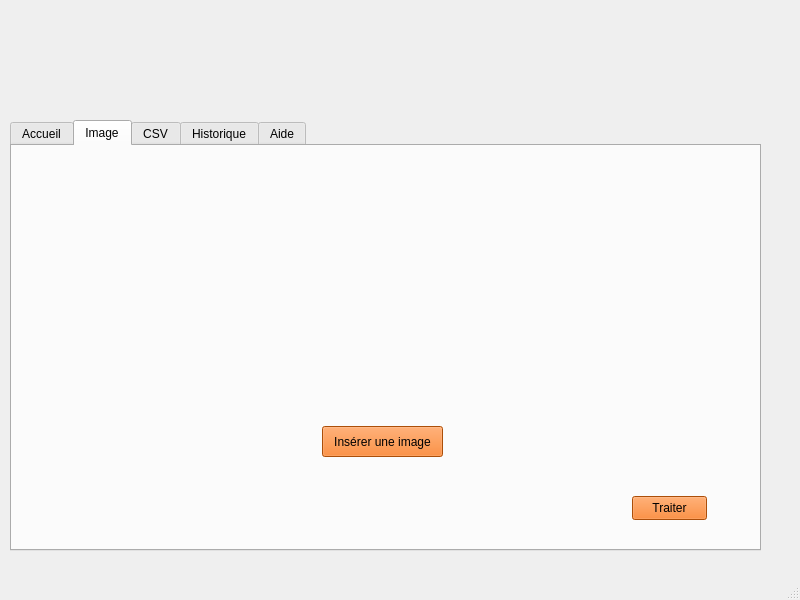
thibaud-heub/projet-s7, file ui/mainwindow.ui: the form before one commit.
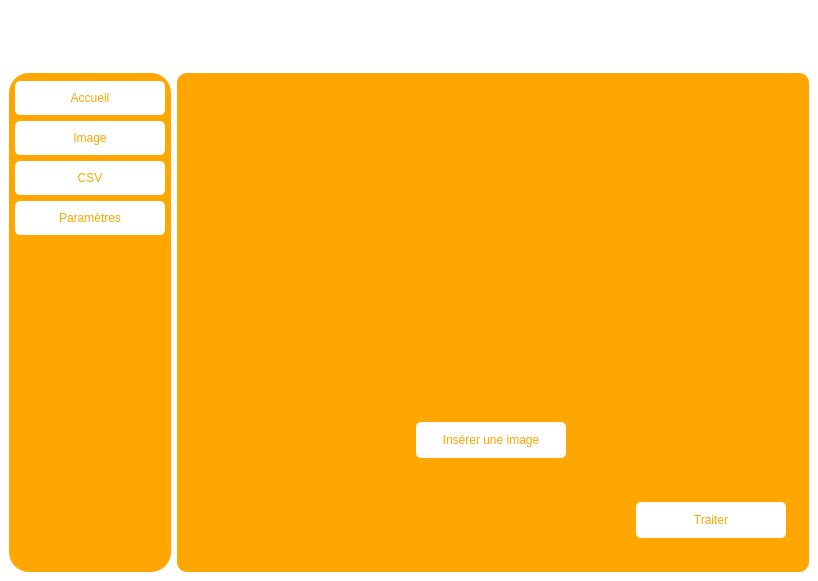
The form after the commit. The open tabs and pages were chosen to show the change. Icons and pictures are not drawn.

Patch:
```diff
--- a/ui/mainwindow.ui
+++ b/ui/mainwindow.ui
@@ -6,8 +6,8 @@
    <rect>
     <x>0</x>
     <y>0</y>
-    <width>800</width>
-    <height>600</height>
+    <width>818</width>
+    <height>581</height>
    </rect>
   </property>
   <property name="windowTitle">
@@ -17,238 +17,457 @@
    <string notr="true">alternate-background-color: rgb(255, 125, 11);</string>
   </property>
   <widget class="QWidget" name="centralwidget">
-   <widget class="QTabWidget" name="tabWidget">
-    <property name="geometry">
-     <rect>
-      <x>10</x>
-      <y>120</y>
-      <width>751</width>
-      <height>431</height>
-     </rect>
-    </property>
-    <property name="toolTipDuration">
-     <number>-1</number>
-    </property>
-    <property name="layoutDirection">
-     <enum>Qt::LeftToRight</enum>
-    </property>
-    <property name="tabPosition">
-     <enum>QTabWidget::North</enum>
-    </property>
-    <property name="tabShape">
-     <enum>QTabWidget::Rounded</enum>
-    </property>
-    <property name="currentIndex">
-     <number>0</number>
-    </property>
-    <property name="elideMode">
-     <enum>Qt::ElideNone</enum>
-    </property>
-    <widget class="QWidget" name="tab">
-     <attribute name="title">
-      <string>Accueil</string>
-     </attribute>
-     <widget class="QTextBrowser" name="textBrowser">
-      <property name="geometry">
-       <rect>
-        <x>20</x>
-        <y>20</y>
-        <width>341</width>
-        <height>151</height>
-       </rect>
-      </property>
-      <property name="html">
-       <string>&lt;!DOCTYPE HTML PUBLIC &quot;-//W3C//DTD HTML 4.0//EN&quot; &quot;http://www.w3.org/TR/REC-html40/strict.dtd&quot;&gt;
-&lt;html&gt;&lt;head&gt;&lt;meta name=&quot;qrichtext&quot; content=&quot;1&quot; /&gt;&lt;meta charset=&quot;utf-8&quot; /&gt;&lt;style type=&quot;text/css&quot;&gt;
-p, li { white-space: pre-wrap; }
-hr { height: 1px; border-width: 0; }
-li.unchecked::marker { content: &quot;\2610&quot;; }
-li.checked::marker { content: &quot;\2612&quot;; }
-&lt;/style&gt;&lt;/head&gt;&lt;body style=&quot; font-family:'Segoe UI'; font-size:9pt; font-weight:400; font-style:normal;&quot;&gt;
-&lt;p style=&quot; margin-top:0px; margin-bottom:0px; margin-left:0px; margin-right:0px; -qt-block-indent:0; text-indent:0px;&quot;&gt;Comment on utilise l'application ?&lt;/p&gt;
-&lt;p style=&quot; margin-top:0px; margin-bottom:0px; margin-left:0px; margin-right:0px; -qt-block-indent:0; text-indent:0px;&quot;&gt;blabla&lt;/p&gt;
-&lt;p style=&quot; margin-top:0px; margin-bottom:0px; margin-left:0px; margin-right:0px; -qt-block-indent:0; text-indent:0px;&quot;&gt;blabla&lt;/p&gt;
-&lt;p style=&quot; margin-top:0px; margin-bottom:0px; margin-left:0px; margin-right:0px; -qt-block-indent:0; text-indent:0px;&quot;&gt;blabla&lt;/p&gt;
-&lt;p style=&quot; margin-top:0px; margin-bottom:0px; margin-left:0px; margin-right:0px; -qt-block-indent:0; text-indent:0px;&quot;&gt;blabla&lt;/p&gt;
-&lt;p style=&quot; margin-top:0px; margin-bottom:0px; margin-left:0px; margin-right:0px; -qt-block-indent:0; text-indent:0px;&quot;&gt;blabla&lt;/p&gt;
-&lt;p style=&quot; margin-top:0px; margin-bottom:0px; margin-left:0px; margin-right:0px; -qt-block-indent:0; text-indent:0px;&quot;&gt;blabla&lt;/p&gt;
-&lt;p style=&quot; margin-top:0px; margin-bottom:0px; margin-left:0px; margin-right:0px; -qt-block-indent:0; text-indent:0px;&quot;&gt;blabla&lt;/p&gt;
-&lt;p style=&quot;-qt-paragraph-type:empty; margin-top:0px; margin-bottom:0px; margin-left:0px; margin-right:0px; -qt-block-indent:0; text-indent:0px;&quot;&gt;&lt;br /&gt;&lt;/p&gt;&lt;/body&gt;&lt;/html&gt;</string>
-      </property>
-     </widget>
-    </widget>
-    <widget class="QWidget" name="tab_2">
-     <attribute name="title">
-      <string>Image</string>
-     </attribute>
-     <widget class="QPushButton" name="pushButton">
-      <property name="geometry">
-       <rect>
-        <x>310</x>
-        <y>280</y>
-        <width>121</width>
-        <height>31</height>
-       </rect>
-      </property>
-      <property name="styleSheet">
-       <string notr="true">background-color: rgb(240, 109, 12);</string>
-      </property>
-      <property name="text">
-       <string>Insérer une image</string>
-      </property>
-     </widget>
-     <widget class="QPushButton" name="pushButton_2">
-      <property name="geometry">
-       <rect>
-        <x>620</x>
-        <y>350</y>
-        <width>75</width>
-        <height>24</height>
-       </rect>
-      </property>
-      <property name="styleSheet">
-       <string notr="true">background-color: #f06d0c;</string>
-      </property>
-      <property name="text">
-       <string>Traiter</string>
-      </property>
-     </widget>
-     <widget class="QLabel" name="label">
-      <property name="geometry">
-       <rect>
-        <x>250</x>
-        <y>20</y>
-        <width>231</width>
-        <height>241</height>
-       </rect>
-      </property>
-      <property name="text">
-       <string/>
-      </property>
-      <property name="pixmap">
-       <pixmap resource="../res/resources.qrc">:/Image/no-image.jpg</pixmap>
-      </property>
-      <property name="scaledContents">
-       <bool>true</bool>
-      </property>
-     </widget>
-    </widget>
-    <widget class="QWidget" name="tab_3">
-     <attribute name="title">
-      <string>CSV</string>
-     </attribute>
-     <widget class="QPushButton" name="pushButton_3">
-      <property name="geometry">
-       <rect>
-        <x>320</x>
-        <y>290</y>
-        <width>91</width>
-        <height>21</height>
-       </rect>
-      </property>
-      <property name="text">
-       <string>Insérer un CSV</string>
-      </property>
-     </widget>
-     <widget class="QPushButton" name="pushButton_4">
-      <property name="geometry">
-       <rect>
-        <x>650</x>
-        <y>370</y>
-        <width>75</width>
-        <height>24</height>
-       </rect>
-      </property>
-      <property name="text">
-       <string>Traiter</string>
-      </property>
-     </widget>
-     <widget class="QLabel" name="label_2">
-      <property name="geometry">
-       <rect>
-        <x>240</x>
-        <y>20</y>
-        <width>251</width>
-        <height>251</height>
-       </rect>
-      </property>
-      <property name="text">
-       <string/>
-      </property>
-      <property name="pixmap">
-       <pixmap resource="../res/resources.qrc">:/Image/no-image.jpg</pixmap>
-      </property>
-      <property name="scaledContents">
-       <bool>true</bool>
-      </property>
-     </widget>
-    </widget>
-    <widget class="QWidget" name="tab_4">
-     <attribute name="title">
-      <string>Historique</string>
-     </attribute>
-     <widget class="QListView" name="listView">
-      <property name="geometry">
-       <rect>
-        <x>20</x>
-        <y>10</y>
-        <width>591</width>
-        <height>301</height>
-       </rect>
-      </property>
-     </widget>
-    </widget>
-    <widget class="QWidget" name="tab_5">
-     <attribute name="title">
-      <string>Aide</string>
-     </attribute>
-    </widget>
-   </widget>
-   <widget class="QLabel" name="label_3">
-    <property name="enabled">
-     <bool>true</bool>
-    </property>
-    <property name="geometry">
-     <rect>
-      <x>10</x>
-      <y>10</y>
-      <width>241</width>
-      <height>81</height>
-     </rect>
-    </property>
-    <property name="acceptDrops">
-     <bool>false</bool>
-    </property>
-    <property name="autoFillBackground">
-     <bool>false</bool>
-    </property>
-    <property name="frameShape">
-     <enum>QFrame::NoFrame</enum>
-    </property>
-    <property name="text">
-     <string/>
-    </property>
-    <property name="pixmap">
-     <pixmap resource="../res/resources.qrc">:/Image/etex_logo.png</pixmap>
-    </property>
-    <property name="scaledContents">
-     <bool>true</bool>
-    </property>
-   </widget>
-   <zorder>label_3</zorder>
-   <zorder>tabWidget</zorder>
-  </widget>
-  <widget class="QMenuBar" name="menubar">
-   <property name="geometry">
-    <rect>
-     <x>0</x>
-     <y>0</y>
-     <width>800</width>
-     <height>22</height>
-    </rect>
+   <property name="styleSheet">
+    <string notr="true">*{
+	border: none;
+	background-color: transparent;
+	color: #fff;
+}
+#centralwidget{
+	background-color: rgb(255, 255, 255);
+}
+#side_menu{
+	background-color: rgb(255, 166, 0);
+	border-radius: 20px;
+}
+QPushButton{
+	padding: 10px;
+	background-color: rgb(255, 255, 255);
+	border-radius: 5px;
+	color: rgb(255, 166, 0);
+}
+#main_body{
+	background-color: rgb(255, 166, 0);
+	border-radius: 10px;
+	
+}</string>
    </property>
+   <layout class="QVBoxLayout" name="verticalLayout_3">
+    <item alignment="Qt::AlignTop">
+     <widget class="QFrame" name="header">
+      <property name="minimumSize">
+       <size>
+        <width>0</width>
+        <height>50</height>
+       </size>
+      </property>
+      <property name="maximumSize">
+       <size>
+        <width>16777215</width>
+        <height>58</height>
+       </size>
+      </property>
+      <property name="frameShape">
+       <enum>QFrame::StyledPanel</enum>
+      </property>
+      <property name="frameShadow">
+       <enum>QFrame::Raised</enum>
+      </property>
+      <layout class="QHBoxLayout" name="horizontalLayout_3">
+       <property name="spacing">
+        <number>0</number>
+       </property>
+       <property name="leftMargin">
+        <number>0</number>
+       </property>
+       <property name="topMargin">
+        <number>0</number>
+       </property>
+       <property name="rightMargin">
+        <number>0</number>
+       </property>
+       <property name="bottomMargin">
+        <number>0</number>
+       </property>
+       <item alignment="Qt::AlignLeft">
+        <widget class="QFrame" name="frame">
+         <property name="frameShape">
+          <enum>QFrame::StyledPanel</enum>
+         </property>
+         <property name="frameShadow">
+          <enum>QFrame::Raised</enum>
+         </property>
+         <layout class="QHBoxLayout" name="horizontalLayout_5">
+          <property name="spacing">
+           <number>0</number>
+          </property>
+          <property name="leftMargin">
+           <number>0</number>
+          </property>
+          <property name="topMargin">
+           <number>0</number>
+          </property>
+          <property name="rightMargin">
+           <number>0</number>
+          </property>
+          <property name="bottomMargin">
+           <number>0</number>
+          </property>
+          <item>
+           <widget class="QLabel" name="label_3">
+            <property name="maximumSize">
+             <size>
+              <width>305</width>
+              <height>16777199</height>
+             </size>
+            </property>
+            <property name="text">
+             <string/>
+            </property>
+            <property name="pixmap">
+             <pixmap resource="../res/resources.qrc">:/Image/Etex_Germany_Exteriors_Logo.jpg</pixmap>
+            </property>
+            <property name="scaledContents">
+             <bool>true</bool>
+            </property>
+           </widget>
+          </item>
+         </layout>
+        </widget>
+       </item>
+       <item>
+        <widget class="QFrame" name="frame_3">
+         <property name="frameShape">
+          <enum>QFrame::StyledPanel</enum>
+         </property>
+         <property name="frameShadow">
+          <enum>QFrame::Raised</enum>
+         </property>
+         <layout class="QHBoxLayout" name="horizontalLayout_4">
+          <item>
+           <widget class="QLabel" name="label">
+            <property name="font">
+             <font>
+              <pointsize>15</pointsize>
+              <bold>true</bold>
+             </font>
+            </property>
+            <property name="text">
+             <string/>
+            </property>
+            <property name="alignment">
+             <set>Qt::AlignCenter</set>
+            </property>
+           </widget>
+          </item>
+         </layout>
+        </widget>
+       </item>
+      </layout>
+     </widget>
+    </item>
+    <item>
+     <widget class="QFrame" name="frame_2">
+      <property name="sizePolicy">
+       <sizepolicy hsizetype="Preferred" vsizetype="Expanding">
+        <horstretch>0</horstretch>
+        <verstretch>0</verstretch>
+       </sizepolicy>
+      </property>
+      <property name="frameShape">
+       <enum>QFrame::StyledPanel</enum>
+      </property>
+      <property name="frameShadow">
+       <enum>QFrame::Raised</enum>
+      </property>
+      <layout class="QHBoxLayout" name="horizontalLayout_2">
+       <property name="spacing">
+        <number>6</number>
+       </property>
+       <property name="leftMargin">
+        <number>0</number>
+       </property>
+       <property name="topMargin">
+        <number>8</number>
+       </property>
+       <property name="rightMargin">
+        <number>0</number>
+       </property>
+       <property name="bottomMargin">
+        <number>0</number>
+       </property>
+       <item>
+        <widget class="QFrame" name="side_menu">
+         <property name="frameShape">
+          <enum>QFrame::StyledPanel</enum>
+         </property>
+         <property name="frameShadow">
+          <enum>QFrame::Raised</enum>
+         </property>
+         <layout class="QVBoxLayout" name="verticalLayout_4" stretch="0">
+          <property name="spacing">
+           <number>6</number>
+          </property>
+          <property name="leftMargin">
+           <number>6</number>
+          </property>
+          <property name="topMargin">
+           <number>6</number>
+          </property>
+          <property name="rightMargin">
+           <number>6</number>
+          </property>
+          <property name="bottomMargin">
+           <number>6</number>
+          </property>
+          <item alignment="Qt::AlignTop">
+           <widget class="QFrame" name="frame_4">
+            <property name="minimumSize">
+             <size>
+              <width>150</width>
+              <height>0</height>
+             </size>
+            </property>
+            <property name="maximumSize">
+             <size>
+              <width>150</width>
+              <height>16777215</height>
+             </size>
+            </property>
+            <property name="frameShape">
+             <enum>QFrame::StyledPanel</enum>
+            </property>
+            <property name="frameShadow">
+             <enum>QFrame::Raised</enum>
+            </property>
+            <layout class="QVBoxLayout" name="verticalLayout_5">
+             <property name="spacing">
+              <number>6</number>
+             </property>
+             <property name="leftMargin">
+              <number>0</number>
+             </property>
+             <property name="topMargin">
+              <number>2</number>
+             </property>
+             <property name="rightMargin">
+              <number>0</number>
+             </property>
+             <property name="bottomMargin">
+              <number>0</number>
+             </property>
+             <item>
+              <widget class="QPushButton" name="pushButton_2">
+               <property name="text">
+                <string>Accueil</string>
+               </property>
+              </widget>
+             </item>
+             <item>
+              <widget class="QPushButton" name="pushButton_3">
+               <property name="text">
+                <string>Image</string>
+               </property>
+              </widget>
+             </item>
+             <item>
+              <widget class="QPushButton" name="pushButton_4">
+               <property name="text">
+                <string>CSV</string>
+               </property>
+              </widget>
+             </item>
+             <item>
+              <widget class="QPushButton" name="pushButton_5">
+               <property name="text">
+                <string>Paramètres</string>
+               </property>
+              </widget>
+             </item>
+            </layout>
+           </widget>
+          </item>
+         </layout>
+        </widget>
+       </item>
+       <item>
+        <widget class="QFrame" name="main_body">
+         <property name="sizePolicy">
+          <sizepolicy hsizetype="Expanding" vsizetype="Preferred">
+           <horstretch>0</horstretch>
+           <verstretch>0</verstretch>
+          </sizepolicy>
+         </property>
+         <property name="frameShape">
+          <enum>QFrame::StyledPanel</enum>
+         </property>
+         <property name="frameShadow">
+          <enum>QFrame::Raised</enum>
+         </property>
+         <layout class="QHBoxLayout" name="horizontalLayout_6">
+          <item>
+           <widget class="QStackedWidget" name="stackedWidget">
+            <property name="currentIndex">
+             <number>0</number>
+            </property>
+            <widget class="QWidget" name="page_0">
+             <widget class="QLabel" name="label_2">
+              <property name="geometry">
+               <rect>
+                <x>0</x>
+                <y>0</y>
+                <width>601</width>
+                <height>461</height>
+               </rect>
+              </property>
+              <property name="text">
+               <string/>
+              </property>
+              <property name="pixmap">
+               <pixmap resource="../res/resources.qrc">:/Image/fondAccueil.png</pixmap>
+              </property>
+              <property name="scaledContents">
+               <bool>true</bool>
+              </property>
+             </widget>
+            </widget>
+            <widget class="QWidget" name="page_1">
+             <widget class="QLabel" name="label_4">
+              <property name="geometry">
+               <rect>
+                <x>160</x>
+                <y>20</y>
+                <width>271</width>
+                <height>301</height>
+               </rect>
+              </property>
+              <property name="text">
+               <string/>
+              </property>
+              <property name="pixmap">
+               <pixmap resource="../res/resources.qrc">:/Image/no-image.jpg</pixmap>
+              </property>
+              <property name="scaledContents">
+               <bool>true</bool>
+              </property>
+             </widget>
+             <widget class="QPushButton" name="pushButton_6">
+              <property name="geometry">
+               <rect>
+                <x>230</x>
+                <y>340</y>
+                <width>150</width>
+                <height>36</height>
+               </rect>
+              </property>
+              <property name="text">
+               <string>Insérer une image</string>
+              </property>
+             </widget>
+             <widget class="QPushButton" name="pushButton_7">
+              <property name="geometry">
+               <rect>
+                <x>450</x>
+                <y>420</y>
+                <width>150</width>
+                <height>36</height>
+               </rect>
+              </property>
+              <property name="text">
+               <string>Traiter</string>
+              </property>
+             </widget>
+            </widget>
+            <widget class="QWidget" name="page_3">
+             <widget class="QPushButton" name="pushButton_8">
+              <property name="geometry">
+               <rect>
+                <x>460</x>
+                <y>420</y>
+                <width>150</width>
+                <height>36</height>
+               </rect>
+              </property>
+              <property name="text">
+               <string>Traiter</string>
+              </property>
+             </widget>
+             <widget class="QLabel" name="label_5">
+              <property name="geometry">
+               <rect>
+                <x>170</x>
+                <y>20</y>
+                <width>271</width>
+                <height>301</height>
+               </rect>
+              </property>
+              <property name="text">
+               <string/>
+              </property>
+              <property name="pixmap">
+               <pixmap resource="../res/resources.qrc">:/Image/no-image.jpg</pixmap>
+              </property>
+              <property name="scaledContents">
+               <bool>true</bool>
+              </property>
+             </widget>
+             <widget class="QPushButton" name="pushButton_9">
+              <property name="geometry">
+               <rect>
+                <x>240</x>
+                <y>340</y>
+                <width>150</width>
+                <height>36</height>
+               </rect>
+              </property>
+              <property name="text">
+               <string>Insérer un CSV</string>
+              </property>
+             </widget>
+            </widget>
+            <widget class="QWidget" name="page_4">
+             <widget class="QLabel" name="label_6">
+              <property name="geometry">
+               <rect>
+                <x>70</x>
+                <y>30</y>
+                <width>461</width>
+                <height>421</height>
+               </rect>
+              </property>
+              <property name="text">
+               <string/>
+              </property>
+              <property name="pixmap">
+               <pixmap resource="../res/resources.qrc">:/Image/Panneaudecommande.png</pixmap>
+              </property>
+              <property name="scaledContents">
+               <bool>true</bool>
+              </property>
+             </widget>
+             <widget class="QLabel" name="label_7">
+              <property name="geometry">
+               <rect>
+                <x>230</x>
+                <y>10</y>
+                <width>141</width>
+                <height>41</height>
+               </rect>
+              </property>
+              <property name="font">
+               <font>
+                <pointsize>15</pointsize>
+                <bold>true</bold>
+               </font>
+              </property>
+              <property name="text">
+               <string>SETTINGS</string>
+              </property>
+              <property name="alignment">
+               <set>Qt::AlignCenter</set>
+              </property>
+             </widget>
+            </widget>
+           </widget>
+          </item>
+         </layout>
+        </widget>
+       </item>
+      </layout>
+     </widget>
+    </item>
+   </layout>
   </widget>
-  <widget class="QStatusBar" name="statusBar"/>
  </widget>
  <resources>
   <include location="../res/resources.qrc"/>
```
